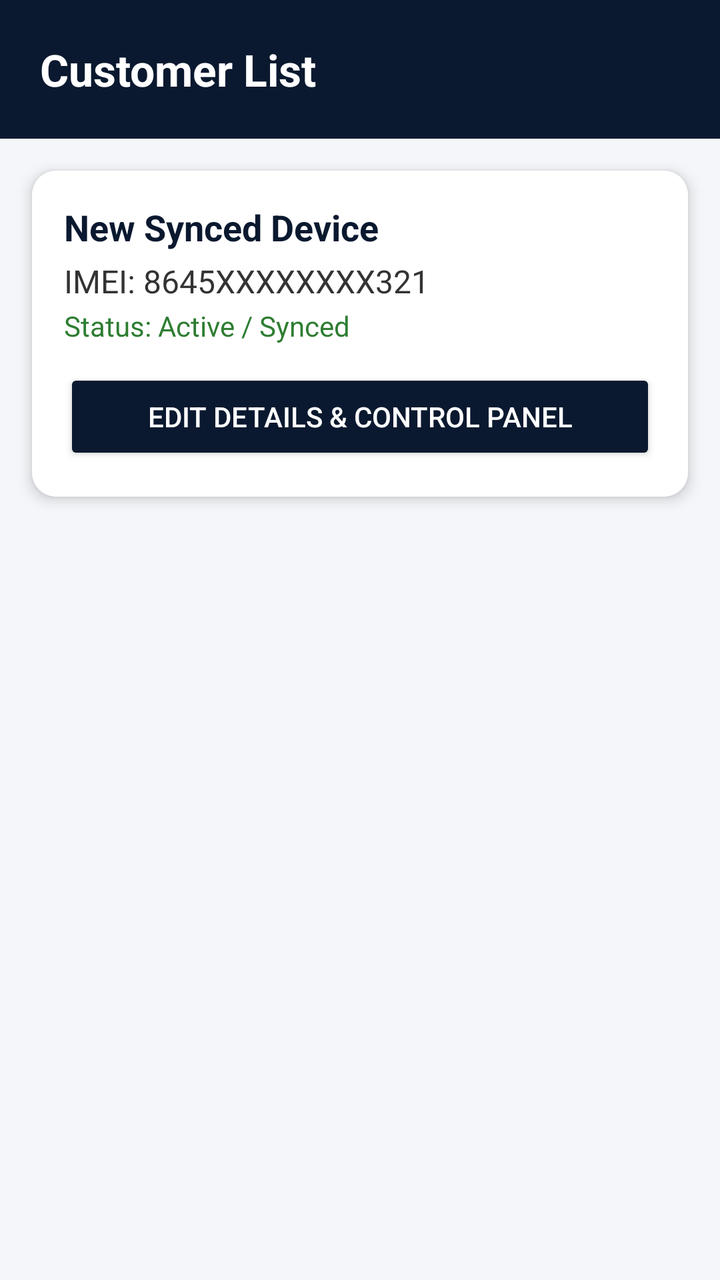
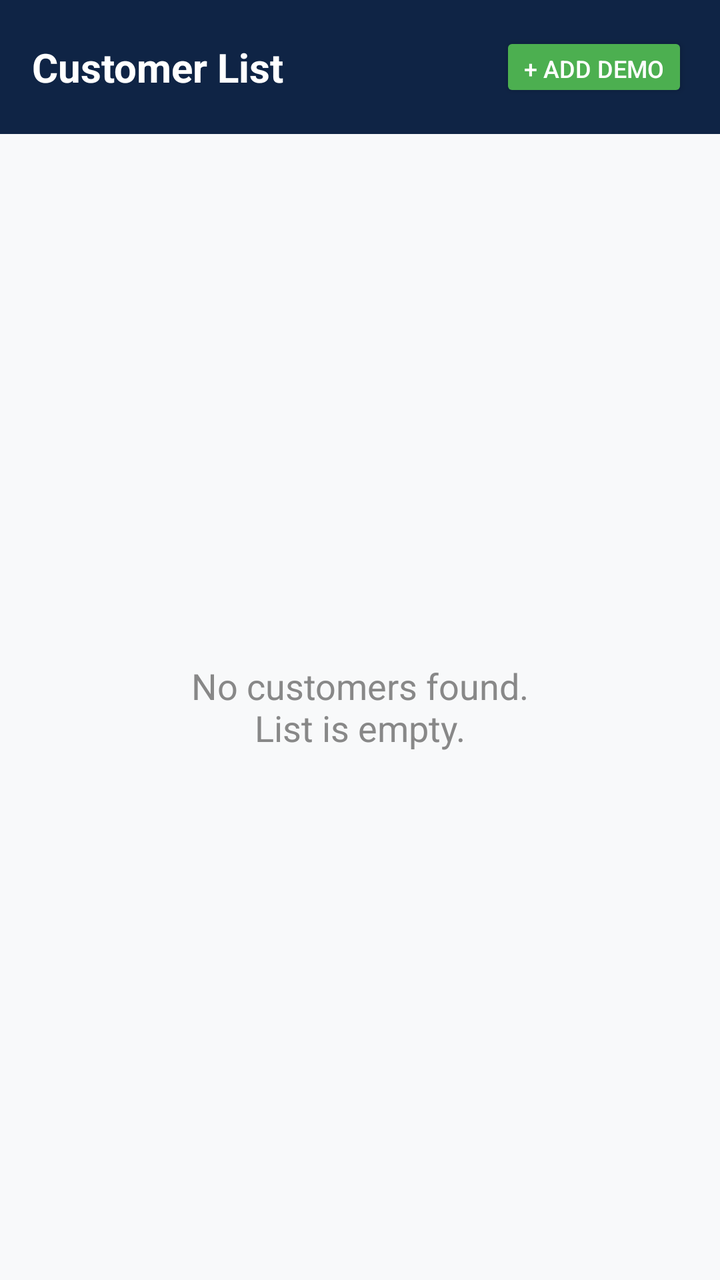

Compare the two renders of this Android layout. The source of the first and the diff that turns it into the second are given below.
<!-- AndroidManifest.xml: application theme Theme.AppCompat.Light.NoActionBar -->
<!-- res/layout/activity_customer_list.xml -->
<?xml version="1.0" encoding="utf-8"?>
<LinearLayout xmlns:android="http://schemas.android.com/apk/res/android"
    xmlns:app="http://schemas.android.com/apk/res-auto"
    android:layout_width="match_parent"
    android:layout_height="match_parent"
    android:orientation="vertical"
    android:background="@color/colorBackground">

    
    <LinearLayout
        android:layout_width="match_parent"
        android:layout_height="wrap_content"
        android:background="@color/colorPrimary"
        android:padding="20dp"
        android:gravity="center_vertical">
        <TextView
            android:layout_width="wrap_content"
            android:layout_height="wrap_content"
            android:text="Customer List"
            android:textSize="22sp"
            android:textStyle="bold"
            android:textColor="@color/white"/>
    </LinearLayout>

    
    <androidx.cardview.widget.CardView
        android:layout_width="match_parent"
        android:layout_height="wrap_content"
        android:layout_margin="16dp"
        app:cardCornerRadius="12dp"
        app:cardElevation="4dp">

        <LinearLayout
            android:layout_width="match_parent"
            android:layout_height="wrap_content"
            android:orientation="vertical"
            android:padding="16dp"
            android:background="@color/white">

            <TextView
                android:layout_width="wrap_content"
                android:layout_height="wrap_content"
                android:text="New Synced Device"
                android:textStyle="bold"
                android:textColor="@color/colorPrimary"
                android:textSize="18sp"/>

            <TextView
                android:layout_width="wrap_content"
                android:layout_height="wrap_content"
                android:text="IMEI: 8645XXXXXXXX321"
                android:textColor="@color/colorTextPrimary"
                android:textSize="16sp"
                android:layout_marginTop="4dp"/>

            <TextView
                android:layout_width="wrap_content"
                android:layout_height="wrap_content"
                android:text="Status: Active / Synced"
                android:textColor="@color/green_success"
                android:textSize="14sp"
                android:layout_marginTop="2dp"
                android:layout_marginBottom="12dp"/>

            <Button
                android:id="@+id/btnEditAndControl"
                android:layout_width="match_parent"
                android:layout_height="wrap_content"
                android:text="Edit Details &amp; Control Panel"
                android:backgroundTint="@color/colorPrimary"
                android:textColor="@color/white"/>
        </LinearLayout>
    </androidx.cardview.widget.CardView>

</LinearLayout>
<!-- resources referenced by this layout -->
<resources>
  <color name="colorBackground">#F4F6F9</color>
  <color name="colorPrimary">#0A192F</color>
  <color name="colorTextPrimary">#333333</color>
  <color name="green_success">#2E7D32</color>
  <color name="white">#FFFFFF</color>
</resources>

<!-- the commit's change to res/layout/activity_customer_list.xml (unified diff, before → after) -->
@@ -1,75 +1,56 @@
 <?xml version="1.0" encoding="utf-8"?>
 <LinearLayout xmlns:android="http://schemas.android.com/apk/res/android"
-    xmlns:app="http://schemas.android.com/apk/res-auto"
     android:layout_width="match_parent"
     android:layout_height="match_parent"
     android:orientation="vertical"
-    android:background="@color/colorBackground">
+    android:background="#F8F9FA">
 
     
     <LinearLayout
         android:layout_width="match_parent"
         android:layout_height="wrap_content"
-        android:background="@color/colorPrimary"
-        android:padding="20dp"
+        android:background="#0F2445"
+        android:padding="16dp"
+        android:orientation="horizontal"
         android:gravity="center_vertical">
         <TextView
+            android:layout_width="0dp"
+            android:layout_height="wrap_content"
+            android:layout_weight="1"
+            android:text="Customer List"
+            android:textSize="20sp"
+            android:textStyle="bold"
+            android:textColor="#FFFFFF"/>
+        
+        
+        <Button
+            android:id="@+id/btnAddDemo"
             android:layout_width="wrap_content"
-            android:layout_height="wrap_content"
-            android:text="Customer List"
-            android:textSize="22sp"
-            android:textStyle="bold"
-            android:textColor="@color/white"/>
+            android:layout_height="35dp"
+            android:text="+ Add Demo"
+            android:textSize="12sp"
+            android:backgroundTint="#4CAF50"
+            android:textColor="#FFFFFF"/>
     </LinearLayout>
 
     
-    <androidx.cardview.widget.CardView
+    <TextView
+        android:id="@+id/tvEmptyMessage"
         android:layout_width="match_parent"
-        android:layout_height="wrap_content"
-        android:layout_margin="16dp"
-        app:cardCornerRadius="12dp"
-        app:cardElevation="4dp">
+        android:layout_height="match_parent"
+        android:text="No customers found.\nList is empty."
+        android:gravity="center"
+        android:textSize="18sp"
+        android:textColor="#888888"
+        android:visibility="visible"/> 
 
-        <LinearLayout
-            android:layout_width="match_parent"
-            android:layout_height="wrap_content"
-            android:orientation="vertical"
-            android:padding="16dp"
-            android:background="@color/white">
-
-            <TextView
-                android:layout_width="wrap_content"
-                android:layout_height="wrap_content"
-                android:text="New Synced Device"
-                android:textStyle="bold"
-                android:textColor="@color/colorPrimary"
-                android:textSize="18sp"/>
-
-            <TextView
-                android:layout_width="wrap_content"
-                android:layout_height="wrap_content"
-                android:text="IMEI: 8645XXXXXXXX321"
-                android:textColor="@color/colorTextPrimary"
-                android:textSize="16sp"
-                android:layout_marginTop="4dp"/>
-
-            <TextView
-                android:layout_width="wrap_content"
-                android:layout_height="wrap_content"
-                android:text="Status: Active / Synced"
-                android:textColor="@color/green_success"
-                android:textSize="14sp"
-                android:layout_marginTop="2dp"
-                android:layout_marginBottom="12dp"/>
-
-            <Button
-                android:id="@+id/btnEditAndControl"
-                android:layout_width="match_parent"
-                android:layout_height="wrap_content"
-                android:text="Edit Details &amp; Control Panel"
-                android:backgroundTint="@color/colorPrimary"
-                android:textColor="@color/white"/>
-        </LinearLayout>
-    </androidx.cardview.widget.CardView>
+    
+    <androidx.recyclerview.widget.RecyclerView
+        android:id="@+id/recyclerViewCustomers"
+        android:layout_width="match_parent"
+        android:layout_height="match_parent"
+        android:padding="8dp"
+        android:clipToPadding="false"
+        android:visibility="gone"/>
 
 </LinearLayout>
<!-- resource entries referenced after the edit -->
@@ -1,9 +1,5 @@
 <!-- resources referenced by this layout -->
 <resources>
-  <color name="colorBackground">#F4F6F9</color>
-  <color name="colorPrimary">#0A192F</color>
-  <color name="colorTextPrimary">#333333</color>
-  <color name="green_success">#2E7D32</color>
-  <color name="white">#FFFFFF</color>
+
 </resources>
 
